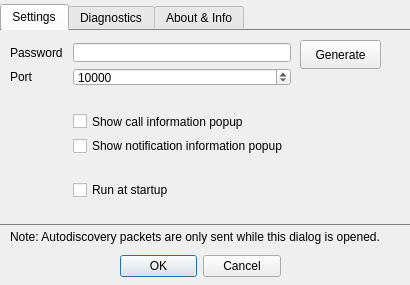
Above: CallNotifierServer/SettingsDialog.ui from coder4hire/BBNotifier before the change. Below: the same form after it.
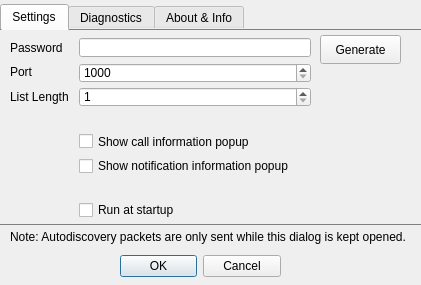
That is the form after the change. Icons and pictures are not drawn. Custom widgets are drawn as their Qt base class.

```diff
--- a/CallNotifierServer/SettingsDialog.ui
+++ b/CallNotifierServer/SettingsDialog.ui
@@ -6,7 +6,7 @@
    <rect>
     <x>0</x>
     <y>0</y>
-    <width>410</width>
+    <width>421</width>
     <height>285</height>
    </rect>
   </property>
@@ -47,7 +47,7 @@
     <rect>
      <x>0</x>
      <y>4</y>
-     <width>410</width>
+     <width>421</width>
      <height>221</height>
     </rect>
    </property>
@@ -75,8 +75,8 @@
     <widget class="QPushButton" name="btnGen">
      <property name="geometry">
       <rect>
-       <x>300</x>
-       <y>10</y>
+       <x>320</x>
+       <y>5</y>
        <width>81</width>
        <height>29</height>
       </rect>
@@ -89,39 +89,19 @@
      <property name="geometry">
       <rect>
        <x>10</x>
-       <y>13</y>
-       <width>281</width>
-       <height>155</height>
+       <y>8</y>
+       <width>301</width>
+       <height>181</height>
       </rect>
      </property>
      <layout class="QGridLayout" name="gridLayout">
       <property name="horizontalSpacing">
        <number>10</number>
       </property>
-      <item row="8" column="1">
-       <widget class="QCheckBox" name="chkStartup">
+      <item row="0" column="0">
+       <widget class="QLabel" name="lblPass">
         <property name="text">
-         <string>Run at startup</string>
-        </property>
-       </widget>
-      </item>
-      <item row="2" column="1">
-       <widget class="QSpinBox" name="edtPort">
-        <property name="minimum">
-         <number>1000</number>
-        </property>
-        <property name="maximum">
-         <number>65535</number>
-        </property>
-        <property name="value">
-         <number>10000</number>
-        </property>
-       </widget>
-      </item>
-      <item row="2" column="0">
-       <widget class="QLabel" name="lblPort">
-        <property name="text">
-         <string>Port</string>
+         <string>Password</string>
         </property>
        </widget>
       </item>
@@ -132,41 +112,87 @@
         </property>
        </widget>
       </item>
-      <item row="0" column="0">
-       <widget class="QLabel" name="lblPass">
+      <item row="1" column="0">
+       <widget class="QLabel" name="lblPort">
         <property name="text">
-         <string>Password</string>
+         <string>Port</string>
         </property>
        </widget>
       </item>
-      <item row="6" column="1">
-       <widget class="QCheckBox" name="chkShowNotificationPopup">
+      <item row="1" column="1">
+       <widget class="QSpinBox" name="edtPort">
+        <property name="minimumSize">
+         <size>
+          <width>0</width>
+          <height>20</height>
+         </size>
+        </property>
+        <property name="minimum">
+         <number>1000</number>
+        </property>
+        <property name="maximum">
+         <number>65535</number>
+        </property>
+       </widget>
+      </item>
+      <item row="2" column="0">
+       <widget class="QLabel" name="label_4">
         <property name="text">
-         <string>Show notification information popup</string>
+         <string>List Length</string>
+        </property>
+       </widget>
+      </item>
+      <item row="2" column="1">
+       <widget class="QSpinBox" name="edtListLength">
+        <property name="minimumSize">
+         <size>
+          <width>0</width>
+          <height>20</height>
+         </size>
+        </property>
+        <property name="minimum">
+         <number>1</number>
+        </property>
+        <property name="maximum">
+         <number>100</number>
+        </property>
+       </widget>
+      </item>
+      <item row="3" column="1">
+       <widget class="QLabel" name="label_5">
+        <property name="text">
+         <string/>
         </property>
        </widget>
       </item>
       <item row="4" column="1">
-       <widget class="QLabel" name="label_2">
-        <property name="text">
-         <string/>
-        </property>
-       </widget>
-      </item>
-      <item row="7" column="1">
-       <widget class="QLabel" name="label_3">
-        <property name="text">
-         <string/>
-        </property>
-       </widget>
-      </item>
-      <item row="5" column="1">
        <widget class="QCheckBox" name="chkShowCallPopups">
         <property name="text">
          <string>Show call information popup</string>
         </property>
        </widget>
       </item>
+      <item row="5" column="1">
+       <widget class="QCheckBox" name="chkShowNotificationPopup">
+        <property name="text">
+         <string>Show notification information popup</string>
+        </property>
+       </widget>
+      </item>
+      <item row="6" column="1">
+       <widget class="QLabel" name="label_3">
+        <property name="text">
+         <string/>
+        </property>
+       </widget>
+      </item>
+      <item row="7" column="1">
+       <widget class="QCheckBox" name="chkStartup">
+        <property name="text">
+         <string>Run at startup</string>
+        </property>
+       </widget>
+      </item>
      </layout>
     </widget>
    </widget>
@@ -315,12 +341,12 @@
     <rect>
      <x>10</x>
      <y>227</y>
-     <width>391</width>
+     <width>411</width>
      <height>20</height>
     </rect>
    </property>
    <property name="text">
-    <string>Note: Autodiscovery packets are only sent while this dialog is opened.</string>
+    <string>Note: Autodiscovery packets are only sent while this dialog is kept opened.</string>
    </property>
   </widget>
  </widget>
```
Left out of the diff: 21 changed lines with no effect on the pictures.
